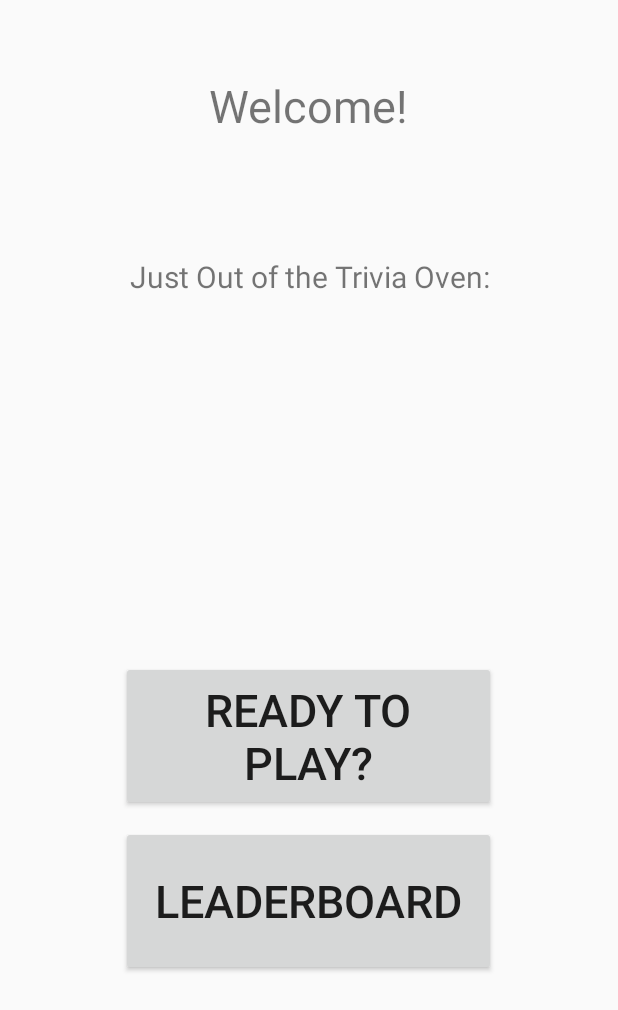
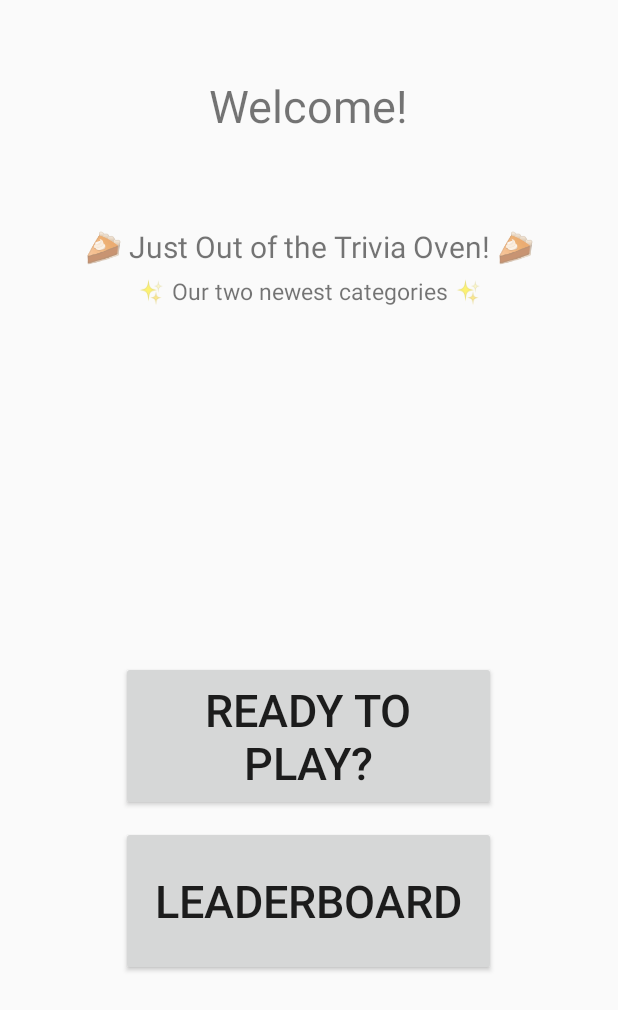
Before and after one commit to Dinomyt/TriviaQuest, an Android app: the layout dashboard_activity.xml on its own in the app's theme, with its tools: preview values and no code run, on a phone screen of 412 x 824 dp. Shown: the top 1010 px of the screen. Run offline under Robolectric (Android 15) with nearby library versions, the phone set to English and light mode, and no system bars.

```diff
--- a/app/src/main/res/layout/category_activity.xml
+++ b/app/src/main/res/layout/category_activity.xml
@@ -45,7 +45,7 @@
         android:id="@+id/backButtonTextView"
         android:layout_width="150dp"
         android:layout_height="50dp"
-        android:layout_marginTop="400dp"
+        android:layout_marginTop="308dp"
         android:gravity="center"
         android:text="@string/go_back"
         android:textSize="20sp"
--- a/app/src/main/res/layout/dashboard_activity.xml
+++ b/app/src/main/res/layout/dashboard_activity.xml
@@ -21,13 +21,25 @@
         android:id="@+id/dashRecentCategoryTextView"
         android:layout_width="wrap_content"
         android:layout_height="wrap_content"
-        android:layout_marginTop="80dp"
+        android:layout_marginTop="60dp"
         android:gravity="center"
         android:text="@string/just_out_of_the_trivia_oven"
         android:textSize="20sp"
         app:layout_constraintEnd_toEndOf="parent"
         app:layout_constraintStart_toStartOf="parent"
         app:layout_constraintTop_toBottomOf="@id/dashWelcomeTextView" />
+
+    <TextView
+        android:id="@+id/dashRecentCategorySubtitleTextView"
+        android:layout_width="wrap_content"
+        android:layout_height="wrap_content"
+        android:layout_marginTop="5dp"
+        android:gravity="center"
+        android:text="@string/our_two_newest_categories"
+        android:textSize="15sp"
+        app:layout_constraintEnd_toEndOf="parent"
+        app:layout_constraintStart_toStartOf="parent"
+        app:layout_constraintTop_toBottomOf="@id/dashRecentCategoryTextView" />
 
     <androidx.recyclerview.widget.RecyclerView
         android:id="@+id/categoryRecyclerView"
@@ -37,7 +49,7 @@
         app:layout_constraintBottom_toBottomOf="parent"
         app:layout_constraintEnd_toEndOf="parent"
         app:layout_constraintStart_toStartOf="parent"
-        app:layout_constraintTop_toBottomOf="@id/dashRecentCategoryTextView" />
+        app:layout_constraintTop_toBottomOf="@id/dashRecentCategorySubtitleTextView" />
 
     <Button
         android:id="@+id/readyTextView"
--- a/app/src/main/res/values/strings.xml
+++ b/app/src/main/res/values/strings.xml
@@ -34,7 +34,8 @@
     <string name="DashboardActivityClassWelcome">"Welcome, "</string>
     <string name="leaderboard">Leaderboard</string>
     <string name="leaderboardButton">Leaderboard</string>
-    <string name="just_out_of_the_trivia_oven">Just Out of the Trivia Oven:</string>
     <string name="score_heading">Score</string>
     <string name="user_heading">User</string>
+    <string name="our_two_newest_categories">✨ Our two newest categories ✨</string>
+    <string name="just_out_of_the_trivia_oven">🥧 Just Out of the Trivia Oven! 🥧</string>
 </resources>
```
